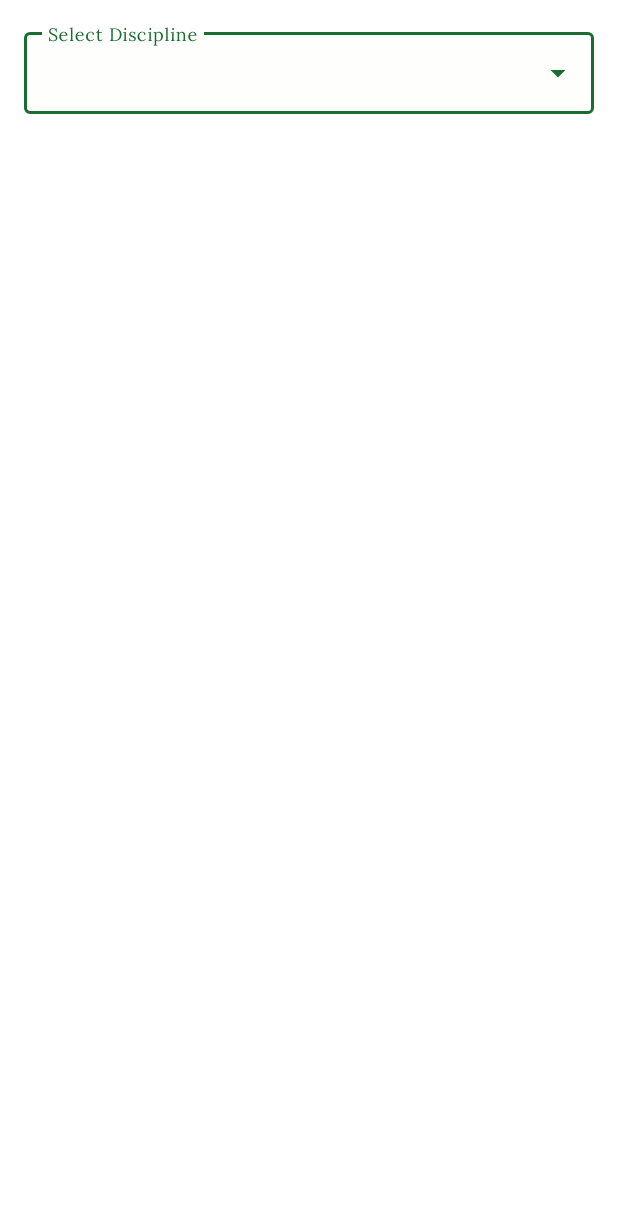
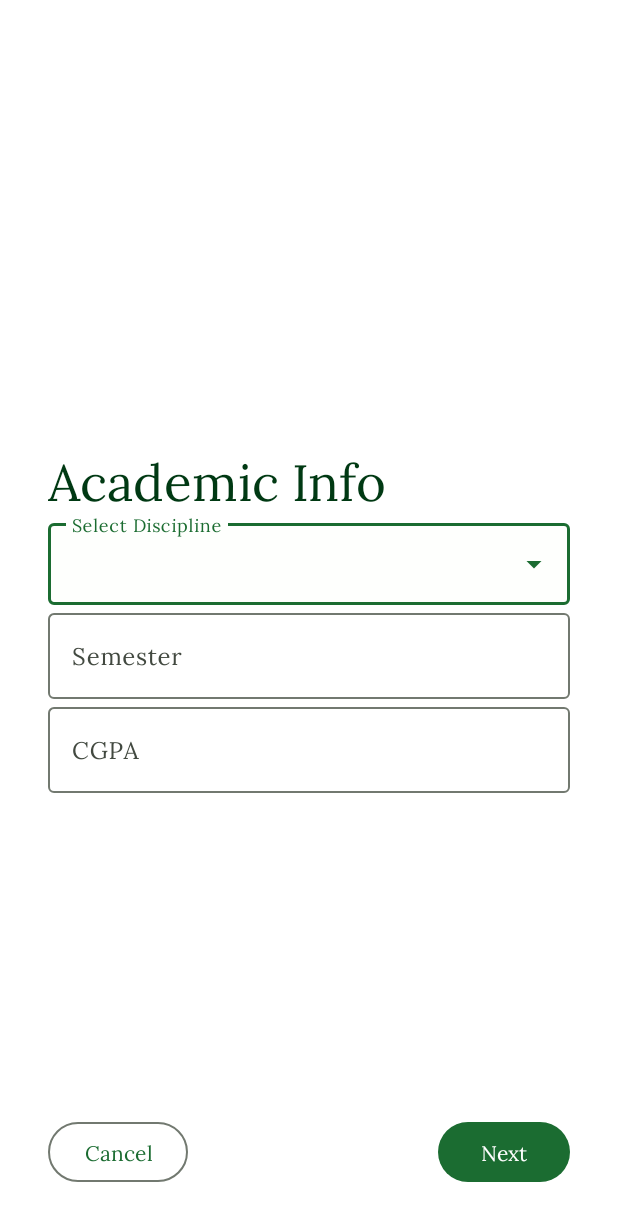
Before and after one commit to ahmadhassan44/MentSync, an Android app: the AcademicInfoActivity screen opened directly, with no data from a screen before it, on a phone screen of 412 x 824 dp. Shown: the top 1221 px of the screen. Run offline under Robolectric (Android 15) with nearby library versions, the phone set to English and light mode, and no system bars.

Commit message:
Completed the academic info activity

```diff
--- a/app/src/main/java/com/example/mentsync/AcademicInfoActivity.java
+++ b/app/src/main/java/com/example/mentsync/AcademicInfoActivity.java
@@ -31,11 +31,11 @@ public class AcademicInfoActivity extends AppCompatActivity {
                 Toast.makeText(getApplicationContext(),"Item"+item,Toast.LENGTH_SHORT).show();
             }
         });
-//        findViewById(R.id.cancelbtn3).setOnClickListener(new View.OnClickListener() {
-//            @Override
-//            public void onClick(View v) {
-//                startActivity(new Intent(getApplicationContext(),LoginSignupActivity.class));
-//            }
-//        });
+        findViewById(R.id.cancelbtn3).setOnClickListener(new View.OnClickListener() {
+            @Override
+            public void onClick(View v) {
+                startActivity(new Intent(getApplicationContext(),LoginSignupActivity.class));
+            }
+        });
     }
 }
--- a/app/src/main/res/layout/activity_academic_info.xml
+++ b/app/src/main/res/layout/activity_academic_info.xml
@@ -1,17 +1,48 @@
 <?xml version="1.0" encoding="utf-8"?>
-<androidx.coordinatorlayout.widget.CoordinatorLayout xmlns:android="http://schemas.android.com/apk/res/android"
+<androidx.constraintlayout.widget.ConstraintLayout xmlns:android="http://schemas.android.com/apk/res/android"
     xmlns:app="http://schemas.android.com/apk/res-auto"
     xmlns:tools="http://schemas.android.com/tools"
     android:layout_width="match_parent"
     android:layout_height="match_parent"
     tools:context=".AcademicInfoActivity">
 
+    <Button
+        android:id="@+id/cancelbtn3"
+        style="@style/Widget.Material3.Button.OutlinedButton"
+        android:layout_width="wrap_content"
+        android:layout_height="wrap_content"
+        android:layout_marginStart="32dp"
+        android:layout_marginBottom="32dp"
+        android:text="Cancel"
+        android:textColor="@color/md_theme_dark_inversePrimary"
+        app:layout_constraintBottom_toBottomOf="parent"
+        app:layout_constraintStart_toStartOf="parent" />
+
+    <LinearLayout
+        android:layout_width="match_parent"
+        android:layout_height="wrap_content"
+        android:layout_marginStart="32dp"
+        android:layout_marginEnd="32dp"
+        android:orientation="vertical"
+        app:layout_constraintBottom_toBottomOf="parent"
+        app:layout_constraintEnd_toEndOf="parent"
+        app:layout_constraintStart_toStartOf="parent"
+        app:layout_constraintTop_toTopOf="parent">
+
+        <TextView
+            android:id="@+id/textView5"
+            android:layout_width="match_parent"
+            android:layout_height="wrap_content"
+            android:text="Academic Info"
+            android:textColor="@color/md_theme_dark_onPrimary"
+            android:textAppearance="@style/TextAppearance.AppCompat.Large"
+            android:textSize="34sp" />
+
         <com.google.android.material.textfield.TextInputLayout
             android:layout_width="match_parent"
             android:layout_height="wrap_content"
-        android:layout_margin="16dp"
             android:hint="Select Discipline"
-        app:endIconCheckable="false"
+            app:endIconCheckable="true"
             app:endIconMode="dropdown_menu">
 
             <AutoCompleteTextView
@@ -20,20 +51,50 @@
                 android:layout_width="match_parent"
                 android:layout_height="match_parent"
                 android:inputType="none"
-            android:pointerIcon="arrow"></AutoCompleteTextView>
+                android:pointerIcon="arrow"
+                android:textColor="@color/md_theme_dark_onPrimary"></AutoCompleteTextView>
+
+
         </com.google.android.material.textfield.TextInputLayout>
 
+        <com.google.android.material.textfield.TextInputLayout
+            android:layout_width="match_parent"
+            android:layout_height="match_parent"
+            android:hint="Semester">
 
-</androidx.coordinatorlayout.widget.CoordinatorLayout>
+            <com.google.android.material.textfield.TextInputEditText
+                android:layout_width="match_parent"
+                android:layout_height="wrap_content"
+                android:inputType="number"
+                android:singleLine="true"
+                android:textColor="@color/md_theme_dark_onPrimary"/>
+        </com.google.android.material.textfield.TextInputLayout>
 
-<!--    <Button-->
-<!--        android:id="@+id/cancelbtn3"-->
-<!--        style="@style/Widget.Material3.Button.OutlinedButton"-->
-<!--        android:layout_width="wrap_content"-->
-<!--        android:layout_height="wrap_content"-->
-<!--        android:layout_marginStart="32dp"-->
-<!--        android:layout_marginBottom="32dp"-->
-<!--        android:text="Cancel"-->
-<!--        android:textColor="@color/md_theme_dark_inversePrimary"-->
-<!--        app:layout_constraintBottom_toBottomOf="parent"-->
-<!--        app:layout_constraintStart_toStartOf="parent" />-->
+        <com.google.android.material.textfield.TextInputLayout
+            android:layout_width="match_parent"
+            android:layout_height="match_parent"
+            android:hint="CGPA">
+
+            <com.google.android.material.textfield.TextInputEditText
+                android:layout_width="match_parent"
+                android:layout_height="wrap_content"
+                android:singleLine="true"
+                android:inputType="numberDecimal"
+                android:textColor="@color/md_theme_dark_onPrimary"
+                />
+        </com.google.android.material.textfield.TextInputLayout>
+
+    </LinearLayout>
+
+    <Button
+        android:id="@+id/button"
+        android:layout_width="wrap_content"
+        android:layout_height="wrap_content"
+        android:layout_marginEnd="32dp"
+        android:layout_marginBottom="32dp"
+        android:text="Next"
+        app:layout_constraintBottom_toBottomOf="parent"
+        app:layout_constraintEnd_toEndOf="parent" />
+
+
+</androidx.constraintlayout.widget.ConstraintLayout>
--- a/app/src/main/res/layout/activity_login_signup.xml
+++ b/app/src/main/res/layout/activity_login_signup.xml
@@ -77,7 +77,6 @@
             android:layout_width="match_parent"
             android:layout_height="wrap_content"
             android:drawableStart="@drawable/baseline_person_24"
-            android:hint="hint"
             android:singleLine="true"
             android:textColor="@color/md_theme_dark_inversePrimary" />
     </com.google.android.material.textfield.TextInputLayout>
--- a/app/src/main/res/layout/list_item.xml
+++ b/app/src/main/res/layout/list_item.xml
@@ -2,7 +2,6 @@
 <TextView xmlns:android="http://schemas.android.com/apk/res/android"
     android:layout_width="match_parent"
     android:layout_height="match_parent"
-    android:padding="16dp"
     android:ellipsize="end"
     android:maxLines="1"
     android:textAppearance="?attr/textAppearanceSubtitle1"
```
Lines whose indentation alone changed are shown as unchanged.
